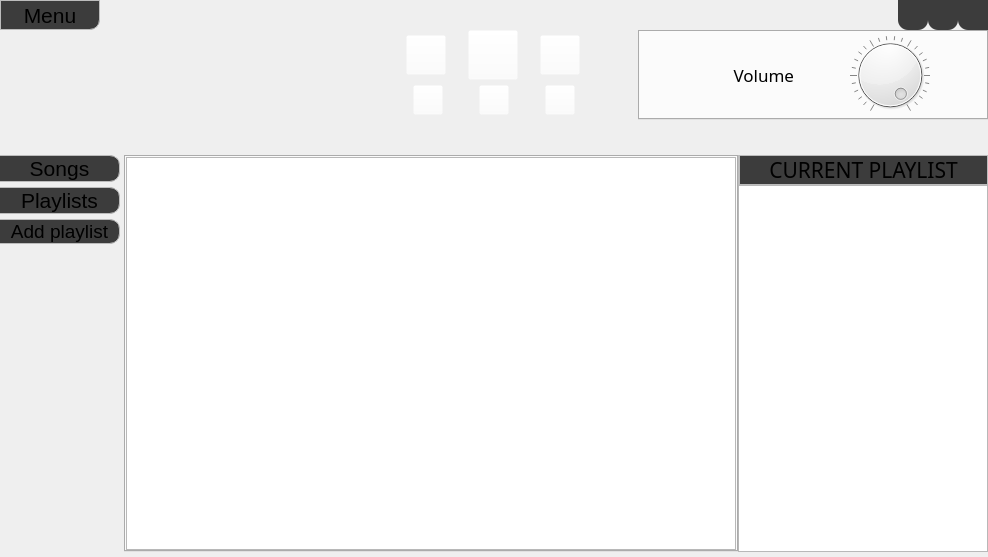
Old version of the form RE_NUE/resources/d_ui/main.ui in the repository BadJuJa/Python.
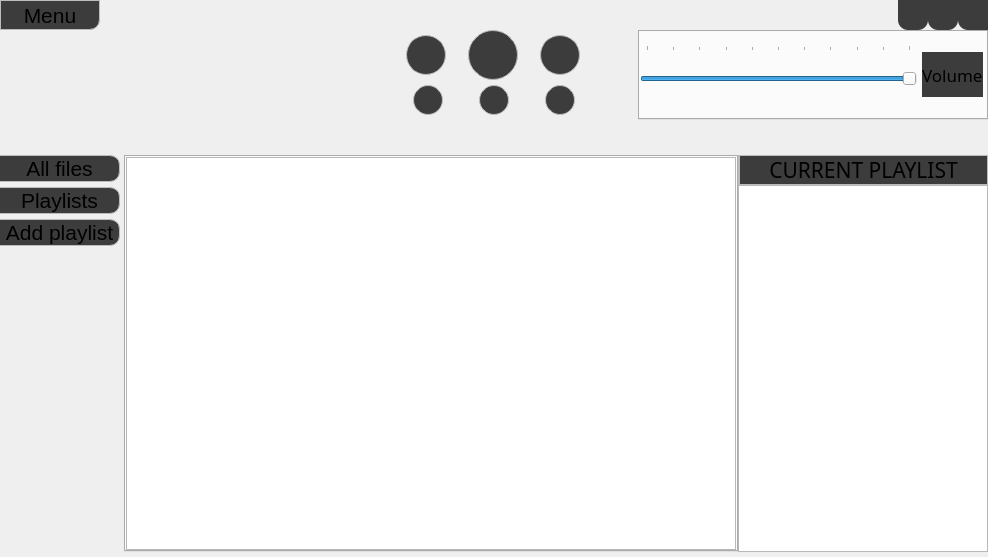
New version of the form. The open tabs and pages were chosen to show the change. Icons and pictures are not drawn.

Patch:
```diff
--- a/RE_NUE/resources/d_ui/main.ui
+++ b/RE_NUE/resources/d_ui/main.ui
@@ -453,6 +453,21 @@
                   <property name="layoutDirection">
                    <enum>Qt::LeftToRight</enum>
                   </property>
+                  <property name="styleSheet">
+                   <string notr="true">QPushButton {
+background-color: rgb(60, 60, 60);
+border: 1px solid rgb(188, 188, 188);
+border-left: 0px solid;
+border-top-right-radius: 10%;
+border-bottom-right-radius: 10%;
+font-size: 16pt;
+}
+QPushButton:hover{
+background-color: rgb(188, 188, 188);
+color: rgb(0, 0, 0);
+}
+</string>
+                  </property>
                   <layout class="QVBoxLayout" name="widget_left_buttons_verticalLayout">
                    <property name="spacing">
                     <number>5</number>
@@ -478,21 +493,10 @@
                       </sizepolicy>
                      </property>
                      <property name="styleSheet">
-                      <string notr="true">QPushButton {
-	background-color: rgb(60, 60, 60);
-    border: 1px solid rgb(188, 188, 188);
-	border-left: 0px solid;
-	border-top-right-radius: 10%;
-	border-bottom-right-radius: 10%;
-	font-size: 16pt;
-}
-QPushButton:hover{
-	background-color: rgb(188, 188, 188);
-	color: rgb(0, 0, 0);
-}</string>
+                      <string notr="true"/>
                      </property>
                      <property name="text">
-                      <string>Songs</string>
+                      <string>All files</string>
                      </property>
                      <property name="checkable">
                       <bool>false</bool>
@@ -538,18 +542,7 @@
                       <bool>true</bool>
                      </property>
                      <property name="styleSheet">
-                      <string notr="true">QPushButton {
-	background-color: rgb(60, 60, 60);
-    border: 1px solid rgb(188, 188, 188);
-	border-left: 0px solid;
-	border-top-right-radius: 10%;
-	border-bottom-right-radius: 10%;
-	font-size: 14pt;
-}
-QPushButton:hover{
-	background-color: rgb(188, 188, 188);
-	color: rgb(0, 0, 0);
-}</string>
+                      <string notr="true"/>
                      </property>
                      <property name="text">
                       <string>Add playlist</string>
@@ -1111,139 +1104,7 @@
                   <property name="usesScrollButtons">
                    <bool>false</bool>
                   </property>
-                  <widget class="QWidget" name="tab_song_parameters_dials">
-                   <attribute name="title">
-                    <string>Tab 1</string>
-                   </attribute>
-                   <layout class="QGridLayout" name="tab_song_parameters_dials_gridLayout">
-                    <property name="leftMargin">
-                     <number>0</number>
-                    </property>
-                    <property name="topMargin">
-                     <number>0</number>
-                    </property>
-                    <property name="rightMargin">
-                     <number>0</number>
-                    </property>
-                    <property name="bottomMargin">
-                     <number>0</number>
-                    </property>
-                    <property name="spacing">
-                     <number>0</number>
-                    </property>
-                    <item row="0" column="0">
-                     <widget class="QWidget" name="widget_dial_volume" native="true">
-                      <property name="minimumSize">
-                       <size>
-                        <width>175</width>
-                        <height>0</height>
-                       </size>
-                      </property>
-                      <layout class="QGridLayout" name="widget_dial_volume_gridLayout">
-                       <property name="leftMargin">
-                        <number>0</number>
-                       </property>
-                       <property name="topMargin">
-                        <number>0</number>
-                       </property>
-                       <property name="rightMargin">
-                        <number>0</number>
-                       </property>
-                       <property name="bottomMargin">
-                        <number>0</number>
-                       </property>
-                       <property name="spacing">
-                        <number>0</number>
-                       </property>
-                       <item row="0" column="0">
-                        <widget class="QLabel" name="label_volume_dial">
-                         <property name="sizePolicy">
-                          <sizepolicy hsizetype="Preferred" vsizetype="Expanding">
-                           <horstretch>0</horstretch>
-                           <verstretch>0</verstretch>
-                          </sizepolicy>
-                         </property>
-                         <property name="minimumSize">
-                          <size>
-                           <width>60</width>
-                           <height>0</height>
-                          </size>
-                         </property>
-                         <property name="maximumSize">
-                          <size>
-                           <width>100</width>
-                           <height>80</height>
-                          </size>
-                         </property>
-                         <property name="font">
-                          <font>
-                           <family>Century Gothic</family>
-                           <pointsize>13</pointsize>
-                           <weight>9</weight>
-                           <italic>false</italic>
-                           <bold>false</bold>
-                          </font>
-                         </property>
-                         <property name="text">
-                          <string>Volume</string>
-                         </property>
-                         <property name="scaledContents">
-                          <bool>false</bool>
-                         </property>
-                         <property name="alignment">
-                          <set>Qt::AlignRight|Qt::AlignTrailing|Qt::AlignVCenter</set>
-                         </property>
-                         <property name="margin">
-                          <number>0</number>
-                         </property>
-                        </widget>
-                       </item>
-                       <item row="0" column="1">
-                        <widget class="QDial" name="dial_volume">
-                         <property name="minimumSize">
-                          <size>
-                           <width>60</width>
-                           <height>60</height>
-                          </size>
-                         </property>
-                         <property name="maximumSize">
-                          <size>
-                           <width>80</width>
-                           <height>80</height>
-                          </size>
-                         </property>
-                         <property name="maximum">
-                          <number>100</number>
-                         </property>
-                         <property name="value">
-                          <number>100</number>
-                         </property>
-                         <property name="tracking">
-                          <bool>true</bool>
-                         </property>
-                         <property name="orientation">
-                          <enum>Qt::Horizontal</enum>
-                         </property>
-                         <property name="invertedAppearance">
-                          <bool>false</bool>
-                         </property>
-                         <property name="invertedControls">
-                          <bool>false</bool>
-                         </property>
-                         <property name="wrapping">
-                          <bool>false</bool>
-                         </property>
-                         <property name="notchesVisible">
-                          <bool>true</bool>
-                         </property>
-                        </widget>
-                       </item>
-                      </layout>
-                     </widget>
-                    </item>
-                   </layout>
-                  </widget>
-                  <widget class="QWidget" name="tab_song_parameters_sliders">
+                  <widget class="QWidget" name="tab_audio_parameters_sliders">
                    <property name="styleSheet">
                     <string notr="true">border: 0px solid;</string>
                    </property>
@@ -1414,6 +1275,17 @@
                     <height>40</height>
                    </size>
                   </property>
+                  <property name="styleSheet">
+                   <string notr="true">QPushButton {
+background-color: rgb(60, 60, 60);
+border: 1px solid rgb(188, 188, 188);
+border-radius: 15%;
+}
+QPushButton:hover{
+background-color: rgb(188, 188, 188);
+color: rgb(0, 0, 0);
+}</string>
+                  </property>
                   <layout class="QGridLayout" name="gridLayout_2">
                    <property name="leftMargin">
                     <number>0</number>
@@ -1445,9 +1317,7 @@
                       <cursorShape>PointingHandCursor</cursorShape>
                      </property>
                      <property name="styleSheet">
-                      <string notr="true">QPushButton {
-	background-color: rgba(255, 255, 255, 0);
-}</string>
+                      <string notr="true"/>
                      </property>
                      <property name="text">
                       <string/>
@@ -1476,9 +1346,7 @@
                       <cursorShape>PointingHandCursor</cursorShape>
                      </property>
                      <property name="styleSheet">
-                      <string notr="true">QPushButton {
-	background-color: rgba(255, 255, 255, 0);
-}</string>
+                      <string notr="true"/>
                      </property>
                      <property name="text">
                       <string/>
@@ -1507,9 +1375,7 @@
                       <cursorShape>PointingHandCursor</cursorShape>
                      </property>
                      <property name="styleSheet">
-                      <string notr="true">QPushButton {
-	background-color: rgba(255, 255, 255, 0);
-}</string>
+                      <string notr="true"/>
                      </property>
                      <property name="text">
                       <string/>
@@ -1549,6 +1415,18 @@
                     <height>50</height>
                    </size>
                   </property>
+                  <property name="styleSheet">
+                   <string notr="true">QPushButton {
+background-color: rgb(60, 60, 60);
+border: 1px solid rgb(188, 188, 188);
+border-radius: 20%;
+font-size: 14pt;
+}
+QPushButton:hover{
+background-color: rgb(188, 188, 188);
+color: rgb(0, 0, 0);
+}</string>
+                  </property>
                   <layout class="QGridLayout" name="gridLayout">
                    <property name="leftMargin">
                     <number>0</number>
@@ -1592,9 +1470,7 @@
                       <cursorShape>PointingHandCursor</cursorShape>
                      </property>
                      <property name="styleSheet">
-                      <string notr="true">QPushButton {
-	background-color: rgba(255, 255, 255, 0);
-}</string>
+                      <string notr="true"/>
                      </property>
                      <property name="text">
                       <string/>
@@ -1635,9 +1511,7 @@
                       <cursorShape>PointingHandCursor</cursorShape>
                      </property>
                      <property name="styleSheet">
-                      <string notr="true">QPushButton {
-	background-color: rgba(255, 255, 255, 0);
-}</string>
+                      <string notr="true">QPushButton {border-radius: 25%;}</string>
                      </property>
                      <property name="text">
                       <string/>
@@ -1678,9 +1552,7 @@
                       <cursorShape>PointingHandCursor</cursorShape>
                      </property>
                      <property name="styleSheet">
-                      <string notr="true">QPushButton {
-	background-color: rgba(255, 255, 255, 0);
-}</string>
+                      <string notr="true"/>
                      </property>
                      <property name="text">
                       <string/>
```
Left out of the diff: 120 changed lines with no effect on the pictures.
